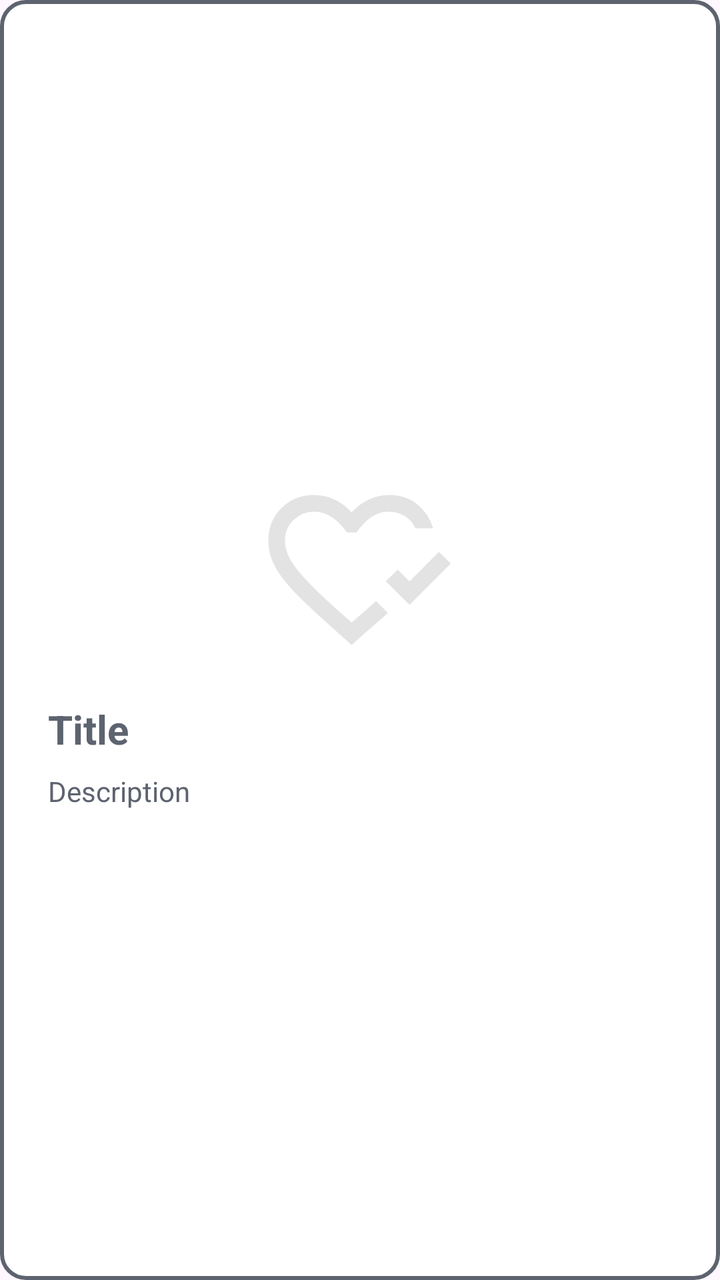
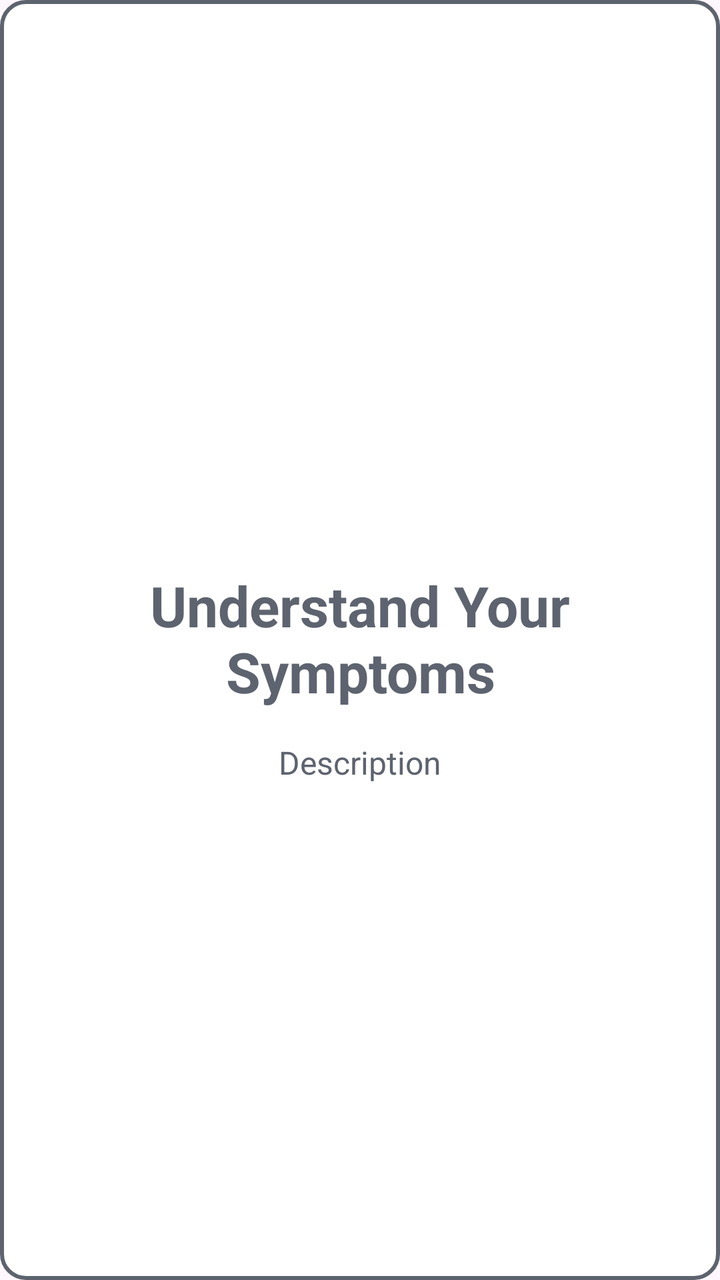

An Android layout rendered at two revisions. The XML below is the earlier revision; the diff shows what the commit changed to produce the second picture.
<!-- AndroidManifest.xml: application theme Theme.HAAi -->
<!-- res/layout/item_onboarding.xml -->
<?xml version="1.0" encoding="utf-8"?>
<LinearLayout
    xmlns:android="http://schemas.android.com/apk/res/android"
    android:layout_width="match_parent"
    android:layout_height="match_parent"
    android:orientation="vertical"
    android:gravity="center"
    android:padding="24dp"
    android:layout_marginHorizontal="18dp"
    android:layout_marginVertical="32dp"
    android:background="@drawable/curved_white_bg_container">

    <ImageView
        android:id="@+id/image"
        android:layout_width="100dp"
        android:layout_height="100dp"
        android:src="@drawable/ic_main"/>

    <TextView
        android:id="@+id/title"
        android:text="Title"
        android:textSize="20sp"
        android:textStyle="bold"
        android:textColor="@color/text_secondary"
        android:layout_marginTop="16dp"
        android:layout_width="match_parent"
        android:layout_height="wrap_content"/>

    <TextView
        android:id="@+id/desc"
        android:text="Description"
        android:textSize="14sp"
        android:textAlignment="textStart"
        android:textColor="@color/text_secondary"
        android:layout_marginTop="8dp"
        android:layout_width="match_parent"
        android:layout_height="wrap_content"/>

    
    <CheckBox
        android:id="@+id/checkBox"
        android:text="I Understand"
        android:textColor="@color/text_secondary"
        android:visibility="gone"
        android:layout_marginTop="16dp"
        android:layout_width="match_parent"
        android:layout_height="wrap_content"/>

</LinearLayout>
<!-- resources referenced by this layout -->
<resources>
  <color name="text_secondary">#5D636F</color>
  <!-- drawable curved_white_bg_container (drawable) -->
  <?xml version="1.0" encoding="utf-8"?>
  <shape xmlns:android="http://schemas.android.com/apk/res/android">
      <stroke android:color="@color/text_secondary" android:width="2dp"/>
      <corners android:radius="12dp"/>
      <solid android:color="@color/text_white"/>
  </shape>
  <!-- drawable ic_main (drawable) -->
  <vector xmlns:android="http://schemas.android.com/apk/res/android"
      android:width="24dp"
      android:height="24dp"
      android:viewportWidth="960"
      android:viewportHeight="960">
    <path
        android:pathData="M718,647 L604,534l57,-56 57,56 141,-141 57,56 -198,198ZM440,459ZM440,840L313,726q-72,-65 -123.5,-116t-85,-96q-33.5,-45 -49,-87T40,339q0,-94 63,-156.5T260,120q52,0 99,22t81,62q34,-40 81,-62t99,-22q81,0 136,45.5T831,280h-85q-18,-40 -53,-60t-73,-20q-51,0 -88,27.5T463,300h-46q-31,-45 -70.5,-72.5T260,200q-57,0 -98.5,39.5T120,339q0,33 14,67t50,78.5q36,44.5 98,104T440,732q26,-23 61,-53t56,-50l9,9 19.5,19.5L605,677l9,9q-22,20 -56,49.5T498,788l-58,52Z"
        android:fillColor="#e3e3e3"/>
  </vector>
  <style name="Theme.HAAi" parent="Base.Theme.HAAi" />
  <color name="text_white">#FFFFFF</color>
  <style name="Base.Theme.HAAi" parent="Theme.Material3.DayNight.NoActionBar">
          
          
      </style>
</resources>

<!-- the commit's change to res/layout/item_onboarding.xml (unified diff, before → after) -->
@@ -1,49 +1,82 @@
 <?xml version="1.0" encoding="utf-8"?>
-<LinearLayout
+<androidx.constraintlayout.widget.ConstraintLayout
     xmlns:android="http://schemas.android.com/apk/res/android"
+    xmlns:app="http://schemas.android.com/apk/res-auto"
     android:layout_width="match_parent"
     android:layout_height="match_parent"
-    android:orientation="vertical"
-    android:gravity="center"
-    android:padding="24dp"
-    android:layout_marginHorizontal="18dp"
-    android:layout_marginVertical="32dp"
-    android:background="@drawable/curved_white_bg_container">
+    android:paddingStart="32dp"
+    android:paddingEnd="32dp"
+    android:layout_marginHorizontal="15dp"
+    android:layout_marginVertical="34dp"
+    android:paddingTop="16dp"
+    android:background="@drawable/curved_white_bg_container"
+    android:paddingBottom="16dp">
+
+
+    
 
     <ImageView
-        android:id="@+id/image"
-        android:layout_width="100dp"
-        android:layout_height="100dp"
-        android:src="@drawable/ic_main"/>
+        android:id="@+id/banner"
+        android:layout_width="280dp"
+        android:layout_height="240dp"
+        android:contentDescription="Onboarding illustration"
+        android:scaleType="centerInside"
+        app:layout_constraintTop_toTopOf="parent"
+        app:layout_constraintBottom_toTopOf="@id/title"
+        app:layout_constraintVertical_chainStyle="packed"
+        app:layout_constraintStart_toStartOf="parent"
+        app:layout_constraintEnd_toEndOf="parent" />
+
+
+    
 
     <TextView
         android:id="@+id/title"
-        android:text="Title"
-        android:textSize="20sp"
+        android:layout_width="0dp"
+        android:layout_height="wrap_content"
+        android:layout_marginTop="28dp"
+        android:gravity="center"
+        android:text="Understand Your Symptoms"
+        android:textColor="@color/text_secondary"
+        android:textSize="28sp"
         android:textStyle="bold"
-        android:textColor="@color/text_secondary"
-        android:layout_marginTop="16dp"
-        android:layout_width="match_parent"
-        android:layout_height="wrap_content"/>
+        app:layout_constraintTop_toBottomOf="@id/banner"
+        app:layout_constraintStart_toStartOf="parent"
+        app:layout_constraintEnd_toEndOf="parent" />
+
+
+    
 
     <TextView
         android:id="@+id/desc"
+        android:layout_width="0dp"
+        android:layout_height="wrap_content"
+        android:layout_marginTop="16dp"
+        android:gravity="center"
+        android:lineSpacingExtra="5dp"
         android:text="Description"
-        android:textSize="14sp"
-        android:textAlignment="textStart"
         android:textColor="@color/text_secondary"
-        android:layout_marginTop="8dp"
-        android:layout_width="match_parent"
-        android:layout_height="wrap_content"/>
+        android:textSize="16sp"
+        app:layout_constraintTop_toBottomOf="@id/title"
+        app:layout_constraintStart_toStartOf="parent"
+        app:layout_constraintEnd_toEndOf="parent" />
+
 
     
+
     <CheckBox
         android:id="@+id/checkBox"
-        android:text="I Understand"
+        android:layout_width="0dp"
+        android:layout_height="wrap_content"
+        android:layout_marginTop="24dp"
+        android:buttonTint="@color/primary_blue_dark"
+        android:gravity="center_vertical"
+        android:text="I understand that HAAi provides health awareness only and does not replace professional medical advice."
         android:textColor="@color/text_secondary"
+        android:textSize="14sp"
         android:visibility="gone"
-        android:layout_marginTop="16dp"
-        android:layout_width="match_parent"
-        android:layout_height="wrap_content"/>
+        app:layout_constraintTop_toBottomOf="@id/desc"
+        app:layout_constraintStart_toStartOf="parent"
+        app:layout_constraintEnd_toEndOf="parent" />
 
-</LinearLayout>
+</androidx.constraintlayout.widget.ConstraintLayout>
<!-- resource entries referenced after the edit -->
@@ -1,5 +1,6 @@
 <!-- resources referenced by this layout -->
 <resources>
+  <color name="primary_blue_dark">#1C5ED6</color>
   <color name="text_secondary">#5D636F</color>
   <!-- drawable curved_white_bg_container (drawable) -->
   <?xml version="1.0" encoding="utf-8"?>
@@ -8,16 +9,6 @@
       <corners android:radius="12dp"/>
       <solid android:color="@color/text_white"/>
   </shape>
-  <!-- drawable ic_main (drawable) -->
-  <vector xmlns:android="http://schemas.android.com/apk/res/android"
-      android:width="24dp"
-      android:height="24dp"
-      android:viewportWidth="960"
-      android:viewportHeight="960">
-    <path
-        android:pathData="M718,647 L604,534l57,-56 57,56 141,-141 57,56 -198,198ZM440,459ZM440,840L313,726q-72,-65 -123.5,-116t-85,-96q-33.5,-45 -49,-87T40,339q0,-94 63,-156.5T260,120q52,0 99,22t81,62q34,-40 81,-62t99,-22q81,0 136,45.5T831,280h-85q-18,-40 -53,-60t-73,-20q-51,0 -88,27.5T463,300h-46q-31,-45 -70.5,-72.5T260,200q-57,0 -98.5,39.5T120,339q0,33 14,67t50,78.5q36,44.5 98,104T440,732q26,-23 61,-53t56,-50l9,9 19.5,19.5L605,677l9,9q-22,20 -56,49.5T498,788l-58,52Z"
-        android:fillColor="#e3e3e3"/>
-  </vector>
   <style name="Theme.HAAi" parent="Base.Theme.HAAi" />
   <color name="text_white">#FFFFFF</color>
   <style name="Base.Theme.HAAi" parent="Theme.Material3.DayNight.NoActionBar">
